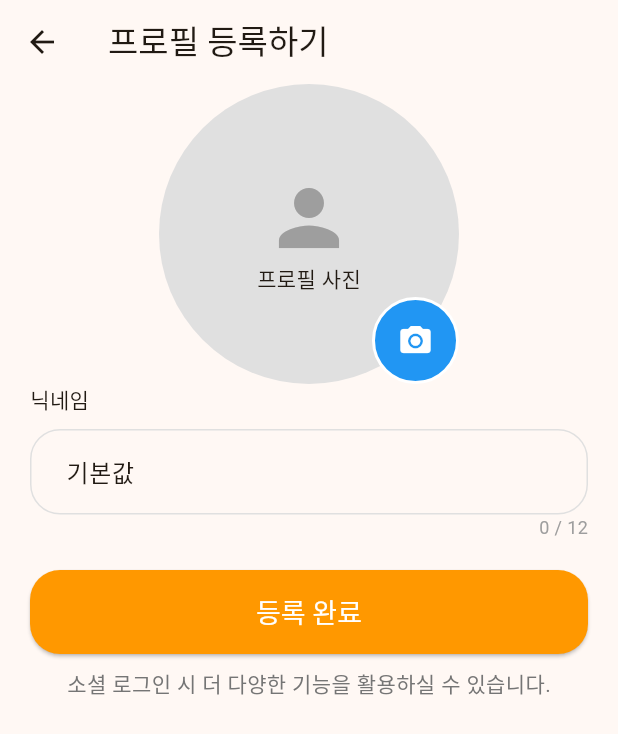
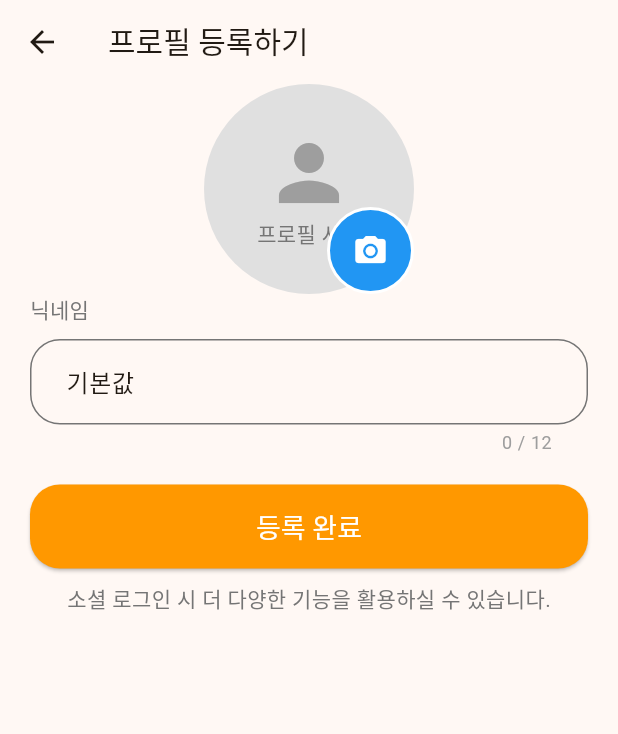
Before and after one commit to joohyelim1208/bread-road, a Flutter app: the screen it shows after launch, after a tap on "다른 방법으로 시작하기", on a phone screen of 412 x 824 dp. Shown: the top 734 px of the screen. Run offline on Flutter 3.47's test engine with Material 3 defaults, Android fonts, the phone set to English and light mode, and no system bars; our stand-ins replace flutter_riverpod, image_picker; Roboto replaces fonts that are missing (Pretendard).

Commit message:
feat: 앱 테마 설정 static get

```diff
--- /dev/null
+++ b/lib/core/theme/app_text_theme.dart
@@ -0,0 +1,58 @@
+import 'package:flutter/material.dart';
+
+class AppTextTheme {
+  // 공통 스타일 적용(size, weight)
+  static TextTheme _buildTextTheme(Color baseTextColor, Color secondTextColor) {
+    return TextTheme(
+      displayLarge: TextStyle(
+        // headline 1: 큰 제목
+        fontSize: 24,
+        fontWeight: FontWeight.w700,
+        color: baseTextColor,
+      ),
+      // headline 2: 각 섹션 타이틀, 카드제목
+      titleLarge: TextStyle(
+        fontSize: 20,
+        fontWeight: FontWeight.w500,
+        color: baseTextColor,
+      ),
+      // body 1: 게시글 본문, 리스트 항목
+      titleMedium: TextStyle(
+        fontSize: 16,
+        fontWeight: FontWeight.w500,
+        color: baseTextColor,
+      ),
+      // body 2: 보조 설명, 입력창 가이드문구
+      bodyMedium: TextStyle(
+        fontSize: 14,
+        fontWeight: FontWeight.w400,
+        // 특정 위젯에서 색이 달라야 할 땐 .copywith를 사용해서 기존 값은 유지하면서 특정속성(color)만 바꾸기!
+        color: secondTextColor,
+      ),
+      // Caption: 날짜, 좋아요 수 등 작은 태그 정보
+      labelSmall: TextStyle(
+        fontSize: 12,
+        fontWeight: FontWeight.w400,
+        color: secondTextColor,
+      ),
+      // Botton: 메인 버튼
+      labelLarge: TextStyle(
+        fontSize: 16,
+        fontWeight: FontWeight.w600,
+        color: baseTextColor,
+      ),
+    );
+  }
+
+  // 라이트 모드용 테마
+  static TextTheme lightTextTheme = _buildTextTheme(
+    Colors.black87,
+    Colors.grey[600]!,
+  );
+
+  // 다크 모드용 테마
+  static TextTheme darkTextTheme = _buildTextTheme(
+    Colors.white,
+    Colors.grey[400]!,
+  );
+}
--- /dev/null
+++ b/lib/core/theme/app_theme.dart
@@ -0,0 +1,89 @@
+import 'package:flutter/material.dart';
+import 'package:han_ppyeom/core/theme/app_text_theme.dart';
+
+// 다른 페이지는 다른 스타일을 적용하려면,
+class AppTheme {
+  // 테마를 static으로 관리하면 접근성이 좋아짐
+  static ThemeData get lightTheme => ThemeData(
+    fontFamily: 'Pretendard',
+    useMaterial3: true,
+    colorScheme: ColorScheme.fromSeed(
+      seedColor: const Color.fromARGB(255, 255, 161, 9),
+    ),
+    highlightColor: Colors.amber,
+
+    textTheme: AppTextTheme.lightTextTheme,
+    inputDecorationTheme: _inputDecoraationTheme(Brightness.light),
+    elevatedButtonTheme: _elevatedButtonTheme,
+  );
+
+  // 다크테마
+  static ThemeData get darkTheme => ThemeData(
+    fontFamily: 'Pretendard',
+    useMaterial3: true,
+    brightness: Brightness.dark,
+    colorScheme: ColorScheme.fromSeed(
+      seedColor: const Color.fromARGB(255, 255, 161, 9),
+      brightness: Brightness.dark,
+    ),
+    textTheme: AppTextTheme.darkTextTheme,
+    inputDecorationTheme: _inputDecoraationTheme(Brightness.dark),
+    elevatedButtonTheme: _elevatedButtonTheme,
+  );
+
+  static final _elevatedButtonTheme = ElevatedButtonThemeData(
+    style: ElevatedButton.styleFrom(
+      foregroundColor: Colors.white,
+      backgroundColor: Colors.orange,
+      minimumSize: Size.fromHeight(56),
+      textStyle: TextStyle(fontSize: 18),
+      shape: RoundedRectangleBorder(borderRadius: BorderRadius.circular(20)),
+    ),
+  );
+
+  // 입력창 테마도 모드에 따라 대응 가능하게
+  static InputDecorationTheme _inputDecoraationTheme(Brightness brightness) {
+    final darkMode = brightness == Brightness.dark;
+    // null safety 체크해줘야 오류안남
+    final Color focusBorderColor = darkMode
+        ? Colors.grey[400]!
+        : Colors.grey[600]!;
+    final Color defaultBorderColor = darkMode
+        ? Colors.grey[400]!
+        : Colors.grey[600]!;
+
+    return InputDecorationTheme(
+      hintStyle: TextStyle(
+        fontSize: 16,
+        // 다크모드면 힌트색상 더 밝게하기
+        color: darkMode ? Colors.grey[400] : Colors.grey[600],
+      ),
+      contentPadding: const EdgeInsets.symmetric(vertical: 16, horizontal: 20),
+      // 텍스트 테마 적용
+      helperStyle: const TextStyle(),
+      errorStyle: const TextStyle(height: 1),
+      border: WidgetStateInputBorder.resolveWith((states) {
+        print(states);
+        // 1. 에러가 포함될 때. 가장 먼저 체크
+        if (states.contains(WidgetState.error)) {
+          return OutlineInputBorder(
+            borderRadius: BorderRadius.circular(20),
+            borderSide: BorderSide(color: Colors.red[200]!, width: 2),
+          );
+        }
+        // 2. 포커스 받았을 때
+        if (states.contains(WidgetState.focused)) {
+          return OutlineInputBorder(
+            borderRadius: BorderRadius.circular(20),
+            borderSide: BorderSide(color: focusBorderColor, width: 2),
+          );
+        }
+        // 3. 기본 디폴트 값
+        return OutlineInputBorder(
+          borderRadius: BorderRadius.circular(20),
+          borderSide: BorderSide(color: defaultBorderColor, width: 1),
+        );
+      }),
+    );
+  }
+}
--- a/lib/main.dart
+++ b/lib/main.dart
@@ -1,5 +1,6 @@
 import 'package:flutter/material.dart';
 import 'package:flutter_riverpod/flutter_riverpod.dart';
+import 'package:han_ppyeom/core/theme/app_theme.dart';
 import 'package:han_ppyeom/ui/pages/login/login_page.dart';
 
 void main() {
@@ -13,58 +14,10 @@ class MyApp extends StatelessWidget {
   @override
   Widget build(BuildContext context) {
     return MaterialApp(
-      theme: ThemeData(
-        fontFamily: 'Pretendard',
-        useMaterial3: true,
-        colorScheme: ColorScheme.fromSeed(
-          seedColor: const Color.fromARGB(255, 255, 161, 9),
-        ),
-        highlightColor: Colors.amber,
-        elevatedButtonTheme: ElevatedButtonThemeData(
-          style: ButtonStyle(
-            foregroundColor: WidgetStatePropertyAll(Colors.white),
-            backgroundColor: WidgetStatePropertyAll(Colors.orange),
-            minimumSize: WidgetStatePropertyAll(Size.fromHeight(56)),
-            textStyle: WidgetStatePropertyAll(TextStyle(fontSize: 18)),
-            shape: WidgetStatePropertyAll(
-              RoundedRectangleBorder(borderRadius: BorderRadius.circular(20)),
-            ),
-          ),
-        ),
-        //
-        inputDecorationTheme: InputDecorationTheme(
-          hintStyle: TextStyle(
-            // 추후 테마 적용
-            fontSize: 16,
-            color: Colors.grey,
-          ),
-          contentPadding: EdgeInsets.symmetric(vertical: 16, horizontal: 20),
-          border: WidgetStateInputBorder.resolveWith((states) {
-            print(states);
-            // 1. 포커스 받았을 때
-            if (states.contains(WidgetState.focused)) {
-              return OutlineInputBorder(
-                borderRadius: BorderRadius.circular(20),
-                borderSide: BorderSide(color: Colors.grey, width: 2),
-              );
-            }
-            WidgetState;
-
-            // 2. 에러가 포함될 때
-            if (states.contains(WidgetState.error)) {
-              return OutlineInputBorder(
-                borderRadius: BorderRadius.circular(20),
-                borderSide: BorderSide(color: Colors.red[200]!, width: 2),
-              );
-            }
-            // 3. 기본 디폴트 값
-            return OutlineInputBorder(
-              borderRadius: BorderRadius.circular(20),
-              borderSide: BorderSide(color: Colors.grey[300]!, width: 1),
-            );
-          }),
-        ),
-      ),
+      debugShowCheckedModeBanner: false,
+      theme: AppTheme.lightTheme,
+      darkTheme: AppTheme.darkTheme,
+      themeMode: ThemeMode.system,
       home: LoginPage(),
     );
   }
--- a/lib/ui/pages/join/join_page.dart
+++ b/lib/ui/pages/join/join_page.dart
@@ -33,6 +33,8 @@ class _JoinPageState extends State<JoinPage> {
 
   @override
   Widget build(BuildContext context) {
+    final textTheme = Theme.of(context).textTheme;
+
     return GestureDetector(
       onTap: () {
         // 빈 화면 눌렀을 때 키보드 해제
@@ -47,7 +49,7 @@ class _JoinPageState extends State<JoinPage> {
             children: [
               GestureDetector(
                 onTap: () {
-                  // 메서드 만들어서 넘겨주기. 이미지 선택 로직 호출함
+                  // 메서드 만들어서 넘겨주기. 이미지 피커 로직 호출함
                 },
                 child: Center(
                   child: Stack(
@@ -55,8 +57,8 @@ class _JoinPageState extends State<JoinPage> {
                     children: [
                       // 프로필 영역
                       Container(
-                        width: 200,
-                        height: 200,
+                        width: 140,
+                        height: 140,
                         decoration: BoxDecoration(
                           color: Colors.grey[300],
                           shape: BoxShape.circle,
--- a/lib/ui/widgets/nickname_text_form_field.dart
+++ b/lib/ui/widgets/nickname_text_form_field.dart
@@ -1,5 +1,5 @@
 import 'package:flutter/material.dart';
-import 'package:han_ppyeom/core/validator_util.dart';
+import 'package:han_ppyeom/core/utils/validator_util.dart';
 
 // 비밀번호도 똑같은 구조 obscureText: true, 비밀번호 가리는 속성
 class NickNameTextFormField extends StatefulWidget {
@@ -18,13 +18,21 @@ class _NickNameTextFormFieldState extends State<NickNameTextFormField> {
   void initState() {
     super.initState();
     // 위젯 내부에서 리스너를 달아줌. 글자 수 실시간 업데이트
-    widget.controller.addListener(() {
-      if (mounted) {
-        setState(() {
-          _currentLength = widget.controller.text.length;
-        });
-      }
-    });
+    widget.controller.addListener(_updateLength);
+  }
+
+  void _updateLength() {
+    if (mounted) {
+      setState(() {
+        _currentLength = widget.controller.text.length;
+      });
+    }
+  }
+
+  @override
+  void dispose() {
+    super.dispose();
+    widget.controller.removeListener(_updateLength);
   }
 
   @override
@@ -34,18 +42,21 @@ class _NickNameTextFormFieldState extends State<NickNameTextFormField> {
       children: [
         TextFormField(
           controller: widget.controller,
+          // 텍스트폼필드 속성. 유저가 입력할 때 마다 즉시 검증을 수행하도록 한다.
+          autovalidateMode: AutovalidateMode.onUserInteraction,
           decoration: InputDecoration(
             hintText: '닉네임을 입력해주세요.',
-            counterText: "", // 하단 기본 카운터 숨기기
+            // 내장 속성 카운터 사용해서 UI밀림 최소화하기
+            helperText: " ",
+            helperStyle: const TextStyle(fontSize: 12),
+            // 에러스타일 고정시키기 UI 밀림 방지
+            errorStyle: const TextStyle(fontSize: 12, height: 1),
+            counterText: "$_currentLength / 12",
+            counterStyle: TextStyle(
+              color: _currentLength > 12 ? Colors.red : Colors.grey,
+            ),
           ),
           validator: ValidatorUtil.validatorNickNameError,
-        ),
-        Text(
-          "$_currentLength / 12",
-          style: TextStyle(
-            fontSize: 12,
-            color: _currentLength > 12 ? Colors.red : Colors.grey,
-          ),
         ),
       ],
     );
```
Also changed, not shown: lib/core/utils/validator_util.dart (renamed from lib/core/validator_util.dart).
